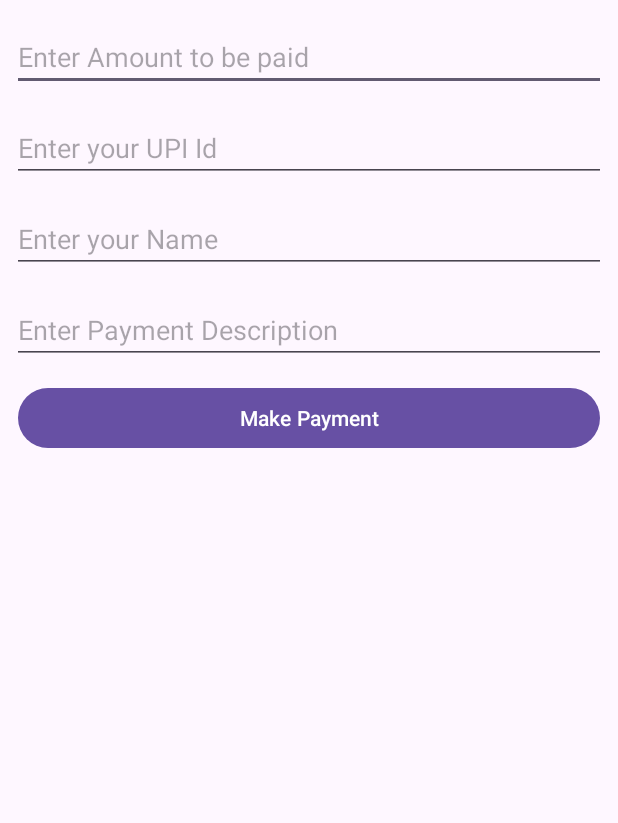
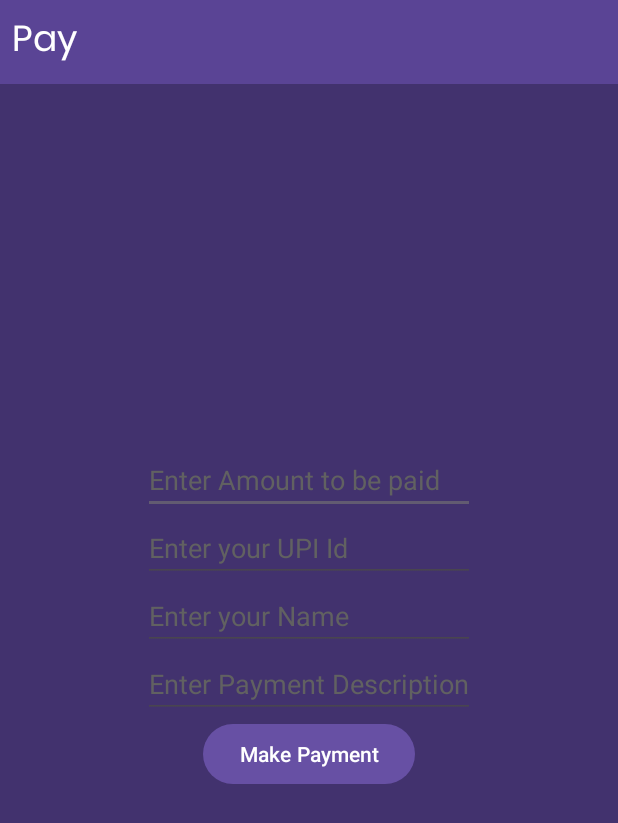
Before and after one commit to GhostRebornn/Purchaser_Reborn, an Android app: the PayActivity screen opened directly, with no data from a screen before it, after a tap on "Make Payment", on a phone screen of 412 x 824 dp. Shown: the top 823 px of the screen. Run offline under Robolectric (Android 15) with nearby library versions, the phone set to English and light mode, and no system bars.

Commit message:
Update Layout

```diff
--- a/app/src/main/java/in/ghostreborn/purchaserreborn/ui/PayActivity.java
+++ b/app/src/main/java/in/ghostreborn/purchaserreborn/ui/PayActivity.java
@@ -8,6 +8,7 @@ import android.net.Uri;
 import android.os.Bundle;
 import android.util.Log;
 import android.widget.Button;
+import android.widget.EditText;
 import android.widget.Toast;
 
 import androidx.appcompat.app.AppCompatActivity;
@@ -25,10 +26,26 @@ public class PayActivity extends AppCompatActivity {
         super.onCreate(savedInstanceState);
         setContentView(R.layout.activity_pay);
 
+        EditText amountEdit = findViewById(R.id.pay_amount_edit);
+        EditText upiEdit = findViewById(R.id.pay_upi_edit);
+        EditText nameEdit = findViewById(R.id.pay_name_edit);
+        EditText descEdit = findViewById(R.id.pay_desc_edit);
 
-        Button makePayment = findViewById(R.id.idBtnMakePayment);
+
+        Button makePayment = findViewById(R.id.pay_button);
         makePayment.setOnClickListener(v -> {
-            payUsingUpi("20", "8921640287603@paytm", "GhostReborn", "Note");
+
+            String amount = amountEdit.getText().toString();
+            String upi = upiEdit.getText().toString();
+            String name = nameEdit.getText().toString();
+            String desc = descEdit.getText().toString();
+
+            payUsingUpi(
+                    amount,
+                    upi,
+                    name,
+                    desc
+            );
         });
 
     }
@@ -47,10 +64,8 @@ public class PayActivity extends AppCompatActivity {
         Intent upiPayIntent = new Intent(Intent.ACTION_VIEW);
         upiPayIntent.setData(uri);
 
-        // will always show a dialog to user to choose an app
         Intent chooser = Intent.createChooser(upiPayIntent, "Pay with");
 
-        // check if intent resolves
         if(null != chooser.resolveActivity(getPackageManager())) {
             startActivityForResult(chooser, UPI_PAYMENT);
         } else {
@@ -63,14 +78,13 @@ public class PayActivity extends AppCompatActivity {
     protected void onActivityResult(int requestCode, int resultCode, Intent data) {
         super.onActivityResult(requestCode, resultCode, data);
 
-        switch (requestCode) {
-            case UPI_PAYMENT:
+        if (requestCode == UPI_PAYMENT) {
             if ((RESULT_OK == resultCode) || (resultCode == 11)) {
                 if (data != null) {
-                        String trxt = data.getStringExtra("response");
-                        Log.d("UPI", "onActivityResult: " + trxt);
+                    String text = data.getStringExtra("response");
+                    Log.d("UPI", "onActivityResult: " + text);
                     ArrayList<String> dataList = new ArrayList<>();
-                        dataList.add(trxt);
+                    dataList.add(text);
                     upiPaymentDataOperation(dataList);
                 } else {
                     Log.d("UPI", "onActivityResult: " + "Return data is null");
@@ -84,7 +98,6 @@ public class PayActivity extends AppCompatActivity {
                 dataList.add("nothing");
                 upiPaymentDataOperation(dataList);
             }
-                break;
         }
     }
 
@@ -96,18 +109,16 @@ public class PayActivity extends AppCompatActivity {
             if(str == null) str = "discard";
             String status = "";
             String approvalRefNo = "";
-            String response[] = str.split("&");
-            for (int i = 0; i < response.length; i++) {
-                String equalStr[] = response[i].split("=");
-                if(equalStr.length >= 2) {
-                    if (equalStr[0].toLowerCase().equals("Status".toLowerCase())) {
+            String[] response = str.split("&");
+            for (String s : response) {
+                String[] equalStr = s.split("=");
+                if (equalStr.length >= 2) {
+                    if (equalStr[0].equalsIgnoreCase("Status")) {
                         status = equalStr[1].toLowerCase();
-                    }
-                    else if (equalStr[0].toLowerCase().equals("ApprovalRefNo".toLowerCase()) || equalStr[0].toLowerCase().equals("txnRef".toLowerCase())) {
+                    } else if (equalStr[0].equalsIgnoreCase("ApprovalRefNo") || equalStr[0].equalsIgnoreCase("txnRef")) {
                         approvalRefNo = equalStr[1];
                     }
-                }
-                else {
+                } else {
                     paymentCancel = "Payment cancelled by user.";
                 }
             }
@@ -132,11 +143,9 @@ public class PayActivity extends AppCompatActivity {
         ConnectivityManager connectivityManager = (ConnectivityManager) context.getSystemService(Context.CONNECTIVITY_SERVICE);
         if (connectivityManager != null) {
             NetworkInfo netInfo = connectivityManager.getActiveNetworkInfo();
-            if (netInfo != null && netInfo.isConnected()
+            return netInfo != null && netInfo.isConnected()
                     && netInfo.isConnectedOrConnecting()
-                    && netInfo.isAvailable()) {
-                return true;
-            }
+                    && netInfo.isAvailable();
         }
         return false;
     }
--- a/app/src/main/res/layout/activity_pay.xml
+++ b/app/src/main/res/layout/activity_pay.xml
@@ -1,91 +1,101 @@
 <?xml version="1.0" encoding="utf-8"?>
 <androidx.constraintlayout.widget.ConstraintLayout xmlns:android="http://schemas.android.com/apk/res/android"
+    xmlns:app="http://schemas.android.com/apk/res-auto"
     xmlns:tools="http://schemas.android.com/tools"
     android:layout_width="match_parent"
     android:layout_height="match_parent"
+    android:background="@color/background_next"
     tools:context=".ui.PayActivity">
 
-    <RelativeLayout
-        android:layout_width="match_parent"
-        android:layout_height="match_parent"
+    <TextView
+        android:id="@+id/cart_text2"
+        android:layout_width="0dp"
+        android:layout_height="wrap_content"
+        android:background="@color/background"
+        android:fontFamily="@font/poppins"
+        android:padding="8dp"
+        android:text="@string/pay"
+        android:textAllCaps="false"
+        android:textColor="#FFFFFF"
+        android:textSize="24sp"
+        app:layout_constraintEnd_toEndOf="parent"
+        app:layout_constraintHorizontal_bias="0.0"
+        app:layout_constraintStart_toStartOf="parent"
+        app:layout_constraintTop_toTopOf="parent" />
+
+    <androidx.constraintlayout.widget.ConstraintLayout
+        android:id="@+id/relativeLayout"
+        android:layout_width="wrap_content"
+        android:layout_height="wrap_content"
         android:orientation="vertical"
+        app:layout_constraintBottom_toBottomOf="parent"
+        app:layout_constraintEnd_toEndOf="parent"
+        app:layout_constraintStart_toStartOf="parent"
+        app:layout_constraintTop_toTopOf="parent"
         tools:context=".ui.PayActivity">
 
-        <!--edit text for entering amount to be paid-->
         <EditText
-            android:id="@+id/idEdtAmount"
-            android:layout_width="match_parent"
+            android:id="@+id/pay_amount_edit"
+            android:layout_width="0dp"
             android:layout_height="wrap_content"
-            android:layout_marginStart="8dp"
-            android:layout_marginTop="15dp"
-            android:layout_marginEnd="8dp"
-            android:hint="Enter Amount to be paid"
-            android:inputType="numberDecimal" />
+            android:autofillHints="name"
+            android:hint="@string/enter_amount_to_be_paid"
+            android:inputType="numberDecimal"
+            android:textColor="@color/white"
+            android:textColorHint="@color/white_next"
+            app:layout_constraintEnd_toEndOf="parent"
+            app:layout_constraintStart_toStartOf="parent"
+            app:layout_constraintTop_toTopOf="parent" />
 
-        <!--edit text for entering the upi id
-            to which we have to make payment-->
         <EditText
-            android:id="@+id/idEdtUpi"
-            android:layout_width="match_parent"
+            android:id="@+id/pay_upi_edit"
+            android:layout_width="0dp"
             android:layout_height="wrap_content"
-            android:layout_below="@id/idEdtAmount"
-            android:layout_marginStart="8dp"
-            android:layout_marginTop="15dp"
-            android:layout_marginEnd="8dp"
-            android:hint="Enter your UPI Id"
-            android:inputType="text" />
+            android:hint="@string/enter_your_upi_id"
+            android:autofillHints="name"
+            android:inputType="text"
+            android:textColor="@color/white"
+            android:textColorHint="@color/white_next"
+            app:layout_constraintEnd_toEndOf="parent"
+            app:layout_constraintStart_toStartOf="@+id/pay_amount_edit"
+            app:layout_constraintTop_toBottomOf="@id/pay_amount_edit" />
 
-        <!--edit text for adding the name of the
-            user whom we have to make payment-->
         <EditText
-            android:id="@+id/idEdtName"
-            android:layout_width="match_parent"
+            android:id="@+id/pay_name_edit"
+            android:layout_width="0dp"
             android:layout_height="wrap_content"
-            android:layout_below="@id/idEdtUpi"
-            android:layout_marginStart="8dp"
-            android:layout_marginTop="15dp"
-            android:layout_marginEnd="8dp"
-            android:hint="Enter your Name"
-            android:inputType="text" />
+            android:hint="@string/enter_your_name"
+            android:inputType="text"
+            android:autofillHints="name"
+            android:textColor="@color/white"
+            android:textColorHint="@color/white_next"
+            app:layout_constraintEnd_toEndOf="@+id/pay_upi_edit"
+            app:layout_constraintStart_toStartOf="@+id/pay_upi_edit"
+            app:layout_constraintTop_toBottomOf="@id/pay_upi_edit" />
 
-        <!--edit text for adding the description for
-            the payment which we are making-->
         <EditText
-            android:id="@+id/idEdtDescription"
-            android:layout_width="match_parent"
+            android:id="@+id/pay_desc_edit"
+            android:layout_width="wrap_content"
             android:layout_height="wrap_content"
-            android:layout_below="@id/idEdtName"
-            android:layout_marginStart="8dp"
-            android:layout_marginTop="15dp"
-            android:layout_marginEnd="8dp"
-            android:hint="Enter Payment Description"
-            android:inputType="text" />
+            android:hint="@string/enter_payment_description"
+            android:inputType="text"
+            android:autofillHints="name"
+            android:textColor="@color/white"
+            android:textColorHint="@color/white_next"
+            app:layout_constraintEnd_toEndOf="@+id/pay_name_edit"
+            app:layout_constraintStart_toStartOf="@+id/pay_name_edit"
+            app:layout_constraintTop_toBottomOf="@id/pay_name_edit" />
 
-        <!--button for making a payment-->
         <Button
-            android:id="@+id/idBtnMakePayment"
-            android:layout_width="match_parent"
+            android:id="@+id/pay_button"
+            android:layout_width="wrap_content"
             android:layout_height="wrap_content"
-            android:layout_below="@id/idEdtDescription"
-            android:layout_marginStart="12dp"
-            android:layout_marginTop="12dp"
-            android:layout_marginEnd="12dp"
-            android:layout_marginBottom="12dp"
-            android:text="Make Payment"
-            android:textAllCaps="false" />
+            android:text="@string/make_payment"
+            android:textAllCaps="false"
+            app:layout_constraintEnd_toEndOf="@+id/pay_desc_edit"
+            app:layout_constraintStart_toStartOf="@+id/pay_desc_edit"
+            app:layout_constraintTop_toBottomOf="@id/pay_desc_edit" />
 
-        <!--text view for displaying transaction status-->
-        <TextView
-            android:id="@+id/idTVTransactionDetails"
-            android:layout_width="match_parent"
-            android:layout_height="wrap_content"
-            android:layout_below="@id/idBtnMakePayment"
-            android:layout_marginTop="30dp"
-            android:text="Transaction Details"
-            android:textAlignment="center"
-            android:textColor="@color/white"
-            android:visibility="gone" />
-
-    </RelativeLayout>
+    </androidx.constraintlayout.widget.ConstraintLayout>
 
 </androidx.constraintlayout.widget.ConstraintLayout>
--- a/app/src/main/res/values/colors.xml
+++ b/app/src/main/res/values/colors.xml
@@ -2,6 +2,7 @@
 <resources>
     <color name="black">#FF000000</color>
     <color name="white">#CFCFCF</color>
+    <color name="white_next">#616161</color>
     <color name="text_color">#595959</color>
     <color name="background">#5A4495</color>
     <color name="background_next">#42326E</color>
--- a/app/src/main/res/values/strings.xml
+++ b/app/src/main/res/values/strings.xml
@@ -23,4 +23,10 @@
     <string name="check_out">Check Out</string>
     <string name="add">Add</string>
     <string name="register">Register</string>
+    <string name="pay">Pay</string>
+    <string name="enter_amount_to_be_paid">Enter Amount to be paid</string>
+    <string name="enter_your_upi_id">Enter your UPI Id</string>
+    <string name="enter_your_name">Enter your Name</string>
+    <string name="enter_payment_description">Enter Payment Description</string>
+    <string name="make_payment">Make Payment</string>
 </resources>
```
Lines whose indentation alone changed are shown as unchanged.
